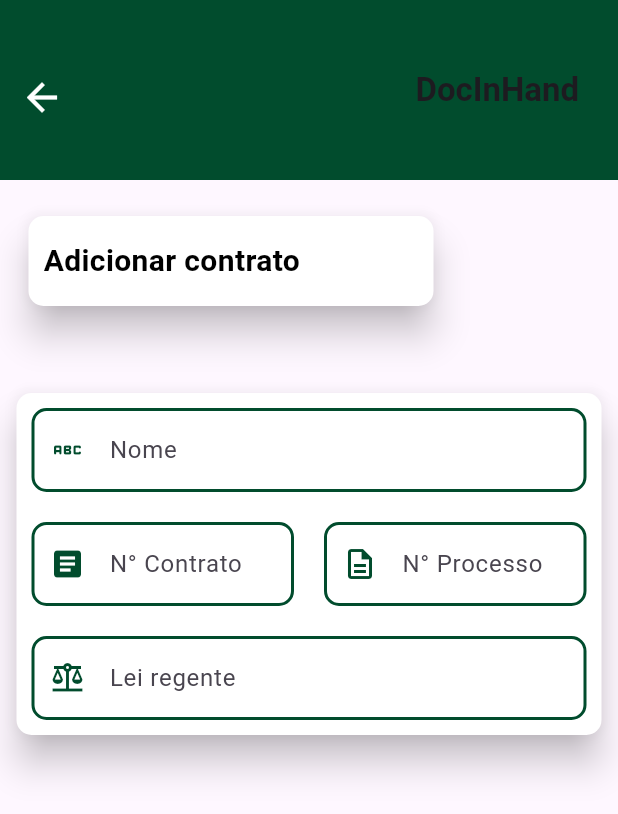
After one commit to AndersonL95/processos-app, a Flutter app: the AddContractPage screen opened directly, on a phone screen of 412 x 824 dp. The commit adds this screen. Shown: the top 814 px of the screen. Run offline on Flutter 3.47's test engine with Material 3 defaults, Android fonts, the phone set to English and light mode, and no system bars; our stand-ins replace printing, shared_preferences, toastification; missing offline and left inert: flutter_pdfview; accounts and stored records are empty.

Commit message:
create screen add_contract

```diff
--- /dev/null
+++ b/lib/src/application/screens/add_contract.dart
@@ -0,0 +1,242 @@
+import 'dart:convert';
+
+import 'package:flutter/material.dart';
+import 'package:processos_app/src/application/constants/colors.dart';
+import 'package:processos_app/src/application/use-case/getUser_api.dart';
+import 'package:processos_app/src/infrastucture/authManager.dart';
+import 'package:processos_app/src/infrastucture/users.dart';
+import 'package:shared_preferences/shared_preferences.dart';
+
+class AddContractPage extends StatefulWidget {
+  @override
+  AddContractPageState createState() => AddContractPageState();
+}
+
+class AddContractPageState extends State<AddContractPage> {
+  late int id;
+  static Map<String, dynamic>? dataUser;
+  bool _loading = true;
+  String? _error;
+  var selecttem = "";
+  AuthManager authManager = AuthManager();
+  late GetUserInfoApi getUserInfoApi;
+  late ApiService apiService;
+
+  @override
+  void initState() {}
+
+  @override
+  Widget build(BuildContext context) {
+    return Scaffold(
+        appBar: AppBar(
+          title: const Align(
+              alignment: Alignment.centerRight,
+              child: Padding(
+                padding: EdgeInsets.only(right: 10),
+                child: Text(
+                  "DocInHand",
+                  style: TextStyle(fontSize: 22, fontWeight: FontWeight.bold),
+                ),
+              )),
+          toolbarHeight: 120,
+          centerTitle: false,
+          backgroundColor: customColors['green'],
+          elevation: 0,
+          automaticallyImplyLeading: false,
+          leading: Padding(
+            padding: const EdgeInsets.only(top: 10),
+            child: IconButton(
+              icon: Icon(
+                Icons.arrow_back_sharp,
+                size: 30,
+                color: customColors['white'],
+              ),
+              onPressed: () {
+                Navigator.of(context).popUntil((route) => route.isFirst);
+              },
+            ),
+          ),
+        ),
+        body: SingleChildScrollView(
+          child: Column(
+            children: [
+              const Padding(
+                  padding: EdgeInsets.only(top: 20, left: 15),
+                  child: Row(
+                    mainAxisAlignment: MainAxisAlignment.start,
+                    children: [
+                      Card(
+                        shape: RoundedRectangleBorder(
+                            borderRadius:
+                                BorderRadius.all(Radius.circular(10))),
+                        clipBehavior: Clip.antiAlias,
+                        elevation: 10,
+                        color: Colors.white,
+                        shadowColor: Colors.black,
+                        child: SizedBox(
+                            width: 270,
+                            height: 60,
+                            child: Row(
+                              mainAxisAlignment: MainAxisAlignment.start,
+                              children: [
+                                Padding(
+                                  padding: EdgeInsets.all(10),
+                                  child: Text(
+                                    "Adicionar contrato",
+                                    style: TextStyle(
+                                        fontSize: 20,
+                                        color: Colors.black,
+                                        fontWeight: FontWeight.bold),
+                                  ),
+                                )
+                              ],
+                            )),
+                      )
+                    ],
+                  )),
+              Padding(
+                padding: const EdgeInsets.only(top: 50),
+                child: Row(
+                  mainAxisAlignment: MainAxisAlignment.center,
+                  children: [
+                    Card(
+                      shape: const RoundedRectangleBorder(
+                          borderRadius: BorderRadius.all(Radius.circular(10))),
+                      clipBehavior: Clip.antiAlias,
+                      elevation: 10,
+                      color: Colors.white,
+                      shadowColor: Colors.black,
+                      child: SizedBox(
+                          width: 390,
+                          child: Column(
+                            children: [
+                              Padding(
+                                padding: const EdgeInsets.only(
+                                    top: 10, left: 10, right: 10, bottom: 10),
+                                child: TextField(
+                                  decoration: InputDecoration(
+                                      iconColor: customColors['green'],
+                                      prefixIconColor: customColors['green'],
+                                      fillColor: customColors['white'],
+                                      hoverColor: customColors['green'],
+                                      filled: true,
+                                      focusColor: customColors['green'],
+                                      labelText: "Nome",
+                                      hintText: "Cadastrar nome",
+                                      prefixIcon: const Icon(Icons.abc_rounded),
+                                      enabledBorder: new OutlineInputBorder(
+                                        borderSide: BorderSide(
+                                            color: Color.fromRGBO(1, 76, 45, 1),
+                                            width: 2),
+                                        borderRadius: BorderRadius.all(
+                                          Radius.circular(10),
+                                        ),
+                                      )),
+                                ),
+                              ),
+                              Padding(
+                                padding: EdgeInsets.only(top: 10, bottom: 10),
+                                child: Row(
+                                  mainAxisAlignment:
+                                      MainAxisAlignment.spaceBetween,
+                                  children: [
+                                    Expanded(
+                                      flex: 1,
+                                      child: Padding(
+                                        padding:
+                                            EdgeInsets.only(left: 10, right: 5),
+                                        child: TextField(
+                                          decoration: InputDecoration(
+                                              iconColor: customColors['green'],
+                                              prefixIconColor:
+                                                  customColors['green'],
+                                              fillColor: customColors['white'],
+                                              hoverColor: customColors['green'],
+                                              filled: true,
+                                              focusColor: customColors['green'],
+                                              labelText: "N° Contrato",
+                                              hintText: "Cadastrar N° Contrato",
+                                              prefixIcon:
+                                                  const Icon(Icons.article),
+                                              enabledBorder:
+                                                  new OutlineInputBorder(
+                                                borderSide: BorderSide(
+                                                    color: Color.fromRGBO(
+                                                        1, 76, 45, 1),
+                                                    width: 2),
+                                                borderRadius: BorderRadius.all(
+                                                  Radius.circular(10),
+                                                ),
+                                              )),
+                                        ),
+                                      ),
+                                    ),
+                                    SizedBox(width: 10),
+                                    Expanded(
+                                      flex: 1,
+                                      child: Padding(
+                                        padding:
+                                            EdgeInsets.only(left: 5, right: 10),
+                                        child: TextField(
+                                          decoration: InputDecoration(
+                                              iconColor: customColors['green'],
+                                              prefixIconColor:
+                                                  customColors['green'],
+                                              fillColor: customColors['white'],
+                                              hoverColor: customColors['green'],
+                                              filled: true,
+                                              focusColor: customColors['green'],
+                                              labelText: "N° Processo",
+                                              hintText: "Cadastrar N° Processo",
+                                              prefixIcon: const Icon(
+                                                  Icons.description_outlined),
+                                              enabledBorder:
+                                                  new OutlineInputBorder(
+                                                borderSide: BorderSide(
+                                                    color: Color.fromRGBO(
+                                                        1, 76, 45, 1),
+                                                    width: 2),
+                                                borderRadius: BorderRadius.all(
+                                                  Radius.circular(10),
+                                                ),
+                                              )),
+                                        ),
+                                      ),
+                                    )
+                                  ],
+                                ),
+                              ),
+                              Padding(
+                                padding: EdgeInsets.all(10),
+                                child: TextField(
+                                  decoration: InputDecoration(
+                                      iconColor: customColors['green'],
+                                      prefixIconColor: customColors['green'],
+                                      fillColor: customColors['white'],
+                                      hoverColor: customColors['green'],
+                                      filled: true,
+                                      focusColor: customColors['green'],
+                                      labelText: "Lei regente",
+                                      hintText: "Cadastrar Lei regente",
+                                      prefixIcon: const Icon(Icons.balance),
+                                      enabledBorder: new OutlineInputBorder(
+                                        borderSide: BorderSide(
+                                            color: Color.fromRGBO(1, 76, 45, 1),
+                                            width: 2),
+                                        borderRadius: BorderRadius.all(
+                                          Radius.circular(10),
+                                        ),
+                                      )),
+                                ),
+                              ),
+                            ],
+                          )),
+                    )
+                  ],
+                ),
+              )
+            ],
+          ),
+        ));
+  }
+}
--- a/lib/src/application/screens/contratos.dart
+++ b/lib/src/application/screens/contratos.dart
@@ -2,6 +2,7 @@ import 'dart:math';
 
 import 'package:flutter/material.dart';
 import 'package:processos_app/src/application/constants/colors.dart';
+import 'package:processos_app/src/application/screens/add_contract.dart';
 import 'package:processos_app/src/application/screens/contratos_detalhes.dart';
 import 'package:processos_app/src/application/use-case/getContract_api.dart';
 import 'package:processos_app/src/infrastucture/authManager.dart';
@@ -172,7 +173,13 @@ class _ContractPageState extends State<ContractPage> {
                                       shape: CircleBorder(),
                                       backgroundColor: customColors['green'],
                                       minimumSize: Size(85, 60)),
-                                  onPressed: () {},
+                                  onPressed: () {
+                                    Navigator.of(context).push(
+                                      MaterialPageRoute(
+                                        builder: (_) => AddContractPage(),
+                                      ),
+                                    );
+                                  },
                                   child: Icon(
                                     Icons.add,
                                     size: 30,
--- a/lib/src/application/screens/home_page.dart
+++ b/lib/src/application/screens/home_page.dart
@@ -115,10 +115,31 @@ class _HomePageState extends State<HomePage> {
                               EdgeInsets.only(top: 40, left: 20, right: 20),
                           child: Row(
                             children: [
-                              Text(
-                                "Adicionados recentes",
-                                style: TextStyle(
-                                    fontSize: 26, fontWeight: FontWeight.bold),
+                              Card(
+                                shape: RoundedRectangleBorder(
+                                    borderRadius:
+                                        BorderRadius.all(Radius.circular(10))),
+                                clipBehavior: Clip.antiAlias,
+                                elevation: 10,
+                                color: Colors.white,
+                                shadowColor: Colors.black,
+                                child: SizedBox(
+                                    width: 270,
+                                    height: 60,
+                                    child: Row(
+                                      children: [
+                                        Padding(
+                                          padding: EdgeInsets.all(10),
+                                          child: Text(
+                                            "Adicionados recentens",
+                                            style: TextStyle(
+                                                fontSize: 20,
+                                                color: Colors.black,
+                                                fontWeight: FontWeight.bold),
+                                          ),
+                                        )
+                                      ],
+                                    )),
                               )
                             ],
                           ),
```
